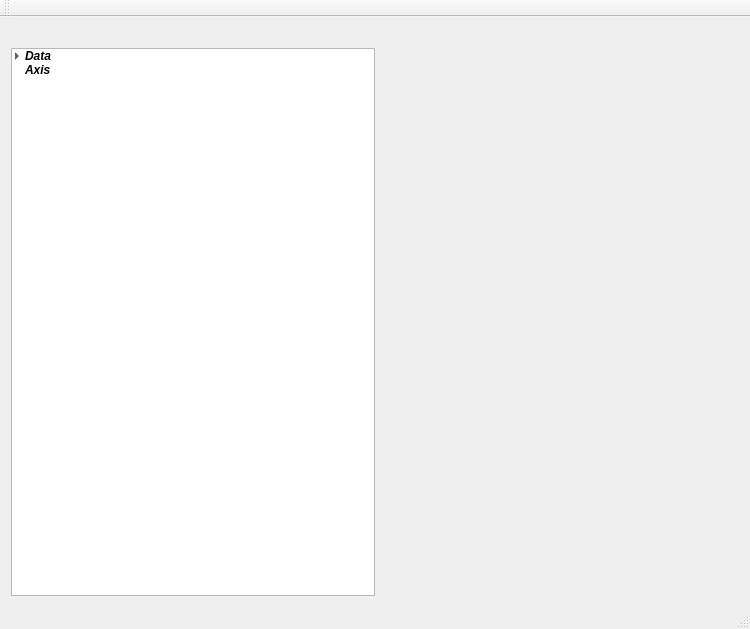
Qt form src/UIs/plot1d.ui (editeodoro/QPyloT) before a commit.
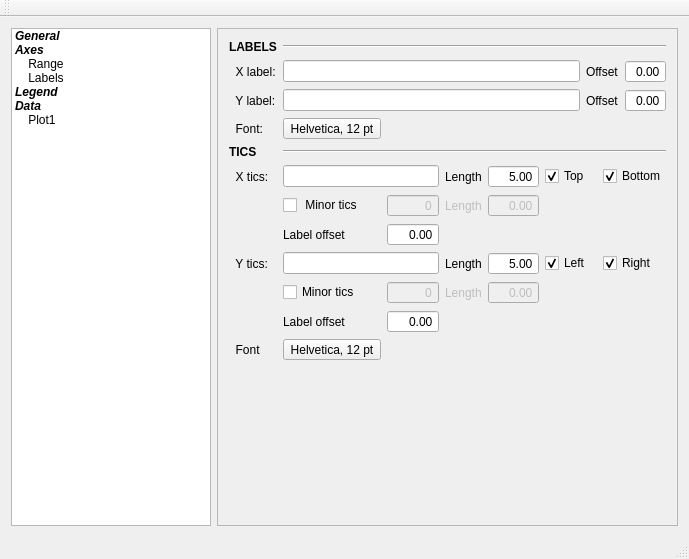
The same form after that commit. The open tabs and pages were chosen to show the change.

```diff
--- a/src/UIs/plot1d.ui
+++ b/src/UIs/plot1d.ui
@@ -6,62 +6,83 @@
    <rect>
     <x>0</x>
     <y>0</y>
-    <width>750</width>
-    <height>629</height>
+    <width>689</width>
+    <height>559</height>
    </rect>
   </property>
   <property name="windowTitle">
    <string>QPyLOT - Plot 1D</string>
   </property>
   <widget class="QWidget" name="centralWidget">
-   <layout class="QHBoxLayout" name="horizontalLayout">
-    <item>
+   <layout class="QGridLayout" name="gridLayout">
+    <item row="0" column="0">
      <layout class="QGridLayout" name="Main_gridLayout">
-      <item row="0" column="2">
-       <spacer name="horizontalSpacer">
-        <property name="orientation">
-         <enum>Qt::Horizontal</enum>
-        </property>
-        <property name="sizeHint" stdset="0">
-         <size>
-          <width>40</width>
-          <height>20</height>
-         </size>
-        </property>
-       </spacer>
-      </item>
-      <item row="0" column="1">
-       <spacer name="horizontalSpacer_2">
-        <property name="orientation">
-         <enum>Qt::Horizontal</enum>
-        </property>
-        <property name="sizeHint" stdset="0">
-         <size>
-          <width>40</width>
-          <height>20</height>
-         </size>
-        </property>
-       </spacer>
-      </item>
       <item row="1" column="1">
-       <widget class="QTreeWidget" name="treeWidget">
-        <property name="horizontalScrollBarPolicy">
-         <enum>Qt::ScrollBarAlwaysOff</enum>
+       <widget class="QListWidget" name="listWidget">
+        <property name="sizePolicy">
+         <sizepolicy hsizetype="Maximum" vsizetype="Expanding">
+          <horstretch>0</horstretch>
+          <verstretch>0</verstretch>
+         </sizepolicy>
         </property>
-        <property name="editTriggers">
-         <set>QAbstractItemView::CurrentChanged|QAbstractItemView::DoubleClicked|QAbstractItemView::EditKeyPressed|QAbstractItemView::SelectedClicked</set>
-        </property>
-        <property name="indentation">
-         <number>10</number>
-        </property>
-        <attribute name="headerVisible">
-         <bool>false</bool>
-        </attribute>
-        <column>
+        <item>
          <property name="text">
-          <string>1</string>
+          <string>General</string>
          </property>
-        </column>
+         <property name="font">
+          <font>
+           <weight>75</weight>
+           <italic>true</italic>
+           <bold>true</bold>
+          </font>
+         </property>
+        </item>
+        <item>
+         <property name="text">
+          <string>Axes</string>
+         </property>
+         <property name="font">
+          <font>
+           <weight>75</weight>
+           <italic>true</italic>
+           <bold>true</bold>
+          </font>
+         </property>
+         <property name="flags">
+          <set>ItemIsEnabled</set>
+         </property>
+        </item>
+        <item>
+         <property name="text">
+          <string>    Range</string>
+         </property>
+         <property name="flags">
+          <set>ItemIsSelectable|ItemIsUserCheckable|ItemIsEnabled</set>
+         </property>
+        </item>
+        <item>
+         <property name="text">
+          <string>    Labels</string>
+         </property>
+         <property name="flags">
+          <set>ItemIsSelectable|ItemIsUserCheckable|ItemIsEnabled</set>
+         </property>
+        </item>
+        <item>
+         <property name="text">
+          <string>Legend</string>
+         </property>
+         <property name="font">
+          <font>
+           <weight>75</weight>
+           <italic>true</italic>
+           <bold>true</bold>
+          </font>
+         </property>
+         <property name="flags">
+          <set>ItemIsSelectable|ItemIsUserCheckable|ItemIsEnabled</set>
+         </property>
+        </item>
         <item>
          <property name="text">
           <string>Data</string>
@@ -73,26 +94,739 @@
            <bold>true</bold>
           </font>
          </property>
-         <item>
-          <property name="text">
-           <string>Plot1</string>
-          </property>
-         </item>
+         <property name="flags">
+          <set>ItemIsEnabled</set>
+         </property>
         </item>
         <item>
          <property name="text">
-          <string>Axis</string>
-         </property>
-         <property name="font">
-          <font>
-           <weight>75</weight>
-           <italic>true</italic>
-           <bold>true</bold>
-          </font>
+          <string>    Plot1</string>
          </property>
         </item>
        </widget>
       </item>
+      <item row="1" column="2">
+       <widget class="QStackedWidget" name="stackedWidget">
+        <property name="sizePolicy">
+         <sizepolicy hsizetype="Preferred" vsizetype="Preferred">
+          <horstretch>0</horstretch>
+          <verstretch>0</verstretch>
+         </sizepolicy>
+        </property>
+        <property name="frameShape">
+         <enum>QFrame::StyledPanel</enum>
+        </property>
+        <property name="frameShadow">
+         <enum>QFrame::Sunken</enum>
+        </property>
+        <property name="currentIndex">
+         <number>0</number>
+        </property>
+        <widget class="QWidget" name="pageGeneral">
+         <layout class="QGridLayout" name="gridLayout_11">
+          <item row="0" column="0">
+           <layout class="QGridLayout" name="gridLayout_10">
+            <item row="0" column="1" colspan="2">
+             <widget class="Line" name="line_4">
+              <property name="orientation">
+               <enum>Qt::Horizontal</enum>
+              </property>
+             </widget>
+            </item>
+            <item row="0" column="0">
+             <widget class="QLabel" name="Generallabel">
+              <property name="font">
+               <font>
+                <weight>75</weight>
+                <bold>true</bold>
+               </font>
+              </property>
+              <property name="text">
+               <string>GENERAL SETTINGS</string>
+              </property>
+              <property name="margin">
+               <number>2</number>
+              </property>
+             </widget>
+            </item>
+            <item row="1" column="1">
+             <widget class="QToolButton" name="GeneralFonttoolButton">
+              <property name="text">
+               <string>Helvetica, 12 pt</string>
+              </property>
+             </widget>
+            </item>
+            <item row="1" column="0">
+             <widget class="QLabel" name="GeneralFontlabel">
+              <property name="sizePolicy">
+               <sizepolicy hsizetype="Maximum" vsizetype="Preferred">
+                <horstretch>0</horstretch>
+                <verstretch>0</verstretch>
+               </sizepolicy>
+              </property>
+              <property name="text">
+               <string>  Font:</string>
+              </property>
+             </widget>
+            </item>
+           </layout>
+          </item>
+          <item row="1" column="0">
+           <spacer name="verticalSpacer_4">
+            <property name="orientation">
+             <enum>Qt::Vertical</enum>
+            </property>
+            <property name="sizeHint" stdset="0">
+             <size>
+              <width>20</width>
+              <height>40</height>
+             </size>
+            </property>
+           </spacer>
+          </item>
+         </layout>
+        </widget>
+        <widget class="QWidget" name="pageAxesEMPTY">
+         <layout class="QGridLayout" name="gridLayout_6">
+          <item row="0" column="0" alignment="Qt::AlignHCenter">
+           <widget class="QLabel" name="label_15">
+            <property name="text">
+             <string>EMPTY AXES PAGE</string>
+            </property>
+           </widget>
+          </item>
+         </layout>
+        </widget>
+        <widget class="QWidget" name="pageLabels">
+         <layout class="QVBoxLayout" name="verticalLayout_2">
+          <item>
+           <layout class="QGridLayout" name="gridLayout_7">
+            <item row="1" column="2">
+             <widget class="QLabel" name="label">
+              <property name="sizePolicy">
+               <sizepolicy hsizetype="Maximum" vsizetype="Preferred">
+                <horstretch>0</horstretch>
+                <verstretch>0</verstretch>
+               </sizepolicy>
+              </property>
+              <property name="text">
+               <string>Offset</string>
+              </property>
+             </widget>
+            </item>
+            <item row="1" column="3">
+             <widget class="QDoubleSpinBox" name="XLabeloffsetdoubleSpinBox">
+              <property name="sizePolicy">
+               <sizepolicy hsizetype="Maximum" vsizetype="Fixed">
+                <horstretch>0</horstretch>
+                <verstretch>0</verstretch>
+               </sizepolicy>
+              </property>
+              <property name="alignment">
+               <set>Qt::AlignRight|Qt::AlignTrailing|Qt::AlignVCenter</set>
+              </property>
+              <property name="buttonSymbols">
+               <enum>QAbstractSpinBox::NoButtons</enum>
+              </property>
+             </widget>
+            </item>
+            <item row="2" column="0">
+             <widget class="QLabel" name="YLabellabel">
+              <property name="text">
+               <string>  Y label:</string>
+              </property>
+             </widget>
+            </item>
+            <item row="1" column="0">
+             <widget class="QLabel" name="XLabellabel">
+              <property name="text">
+               <string>  X label:</string>
+              </property>
+             </widget>
+            </item>
+            <item row="2" column="1">
+             <widget class="QLineEdit" name="YLabellineEdit"/>
+            </item>
+            <item row="1" column="1">
+             <widget class="QLineEdit" name="XLabellineEdit"/>
+            </item>
+            <item row="3" column="0">
+             <widget class="QLabel" name="Fontlabel">
+              <property name="sizePolicy">
+               <sizepolicy hsizetype="Maximum" vsizetype="Preferred">
+                <horstretch>0</horstretch>
+                <verstretch>0</verstretch>
+               </sizepolicy>
+              </property>
+              <property name="text">
+               <string>  Font:</string>
+              </property>
+             </widget>
+            </item>
+            <item row="0" column="1" colspan="3">
+             <widget class="Line" name="line_2">
+              <property name="orientation">
+               <enum>Qt::Horizontal</enum>
+              </property>
+             </widget>
+            </item>
+            <item row="2" column="3">
+             <widget class="QDoubleSpinBox" name="YLabeloffsetdoubleSpinBox">
+              <property name="alignment">
+               <set>Qt::AlignRight|Qt::AlignTrailing|Qt::AlignVCenter</set>
+              </property>
+              <property name="buttonSymbols">
+               <enum>QAbstractSpinBox::NoButtons</enum>
+              </property>
+             </widget>
+            </item>
+            <item row="2" column="2">
+             <widget class="QLabel" name="label_2">
+              <property name="text">
+               <string>Offset</string>
+              </property>
+             </widget>
+            </item>
+            <item row="0" column="0">
+             <widget class="QLabel" name="Labelslabel">
+              <property name="font">
+               <font>
+                <weight>75</weight>
+                <bold>true</bold>
+               </font>
+              </property>
+              <property name="text">
+               <string>LABELS</string>
+              </property>
+              <property name="margin">
+               <number>2</number>
+              </property>
+             </widget>
+            </item>
+            <item row="3" column="1">
+             <widget class="QToolButton" name="LabelFonttoolButton">
+              <property name="text">
+               <string>Helvetica, 12 pt</string>
+              </property>
+             </widget>
+            </item>
+           </layout>
+          </item>
+          <item>
+           <layout class="QGridLayout" name="gridLayout_8">
+            <item row="3" column="2">
+             <widget class="QDoubleSpinBox" name="XticsOffsetdoubleSpinBox">
+              <property name="alignment">
+               <set>Qt::AlignRight|Qt::AlignTrailing|Qt::AlignVCenter</set>
+              </property>
+              <property name="buttonSymbols">
+               <enum>QAbstractSpinBox::NoButtons</enum>
+              </property>
+             </widget>
+            </item>
+            <item row="1" column="5">
+             <widget class="QCheckBox" name="XticsTopcheckBox">
+              <property name="text">
+               <string>Top</string>
+              </property>
+              <property name="checked">
+               <bool>true</bool>
+              </property>
+             </widget>
+            </item>
+            <item row="5" column="4">
+             <widget class="QDoubleSpinBox" name="YticsMinorLengthdoubleSpinBox">
+              <property name="enabled">
+               <bool>false</bool>
+              </property>
+              <property name="alignment">
+               <set>Qt::AlignRight|Qt::AlignTrailing|Qt::AlignVCenter</set>
+              </property>
+              <property name="buttonSymbols">
+               <enum>QAbstractSpinBox::NoButtons</enum>
+              </property>
+             </widget>
+            </item>
+            <item row="7" column="1">
+             <widget class="QToolButton" name="YticsFonttoolButton">
+              <property name="text">
+               <string>Helvetica, 12 pt</string>
+              </property>
+             </widget>
+            </item>
+            <item row="4" column="6">
+             <widget class="QCheckBox" name="checkBox_4">
+              <property name="text">
+               <string>Right</string>
+              </property>
+              <property name="checked">
+               <bool>true</bool>
+              </property>
+             </widget>
+            </item>
+            <item row="4" column="3">
+             <widget class="QLabel" name="label_9">
+              <property name="text">
+               <string>Length</string>
+              </property>
+             </widget>
+            </item>
+            <item row="4" column="0">
+             <widget class="QLabel" name="label_8">
+              <property name="text">
+               <string>  Y tics:</string>
+              </property>
+             </widget>
+            </item>
+            <item row="0" column="1" colspan="6">
+             <widget class="Line" name="line_3">
+              <property name="orientation">
+               <enum>Qt::Horizontal</enum>
+              </property>
+             </widget>
+            </item>
+            <item row="4" column="1" colspan="2">
+             <widget class="QLineEdit" name="YticslineEdit"/>
+            </item>
+            <item row="2" column="4">
+             <widget class="QDoubleSpinBox" name="XticsMinorLengthdoubleSpinBox">
+              <property name="enabled">
+               <bool>false</bool>
+              </property>
+              <property name="alignment">
+               <set>Qt::AlignRight|Qt::AlignTrailing|Qt::AlignVCenter</set>
+              </property>
+              <property name="buttonSymbols">
+               <enum>QAbstractSpinBox::NoButtons</enum>
+              </property>
+             </widget>
+            </item>
+            <item row="6" column="1">
+             <widget class="QLabel" name="label_10">
+              <property name="text">
+               <string>Label offset</string>
+              </property>
+             </widget>
+            </item>
+            <item row="3" column="1">
+             <widget class="QLabel" name="label_5">
+              <property name="sizePolicy">
+               <sizepolicy hsizetype="Maximum" vsizetype="Preferred">
+                <horstretch>0</horstretch>
+                <verstretch>0</verstretch>
+               </sizepolicy>
+              </property>
+              <property name="text">
+               <string>Label offset</string>
+              </property>
+             </widget>
+            </item>
+            <item row="5" column="1">
+             <widget class="QCheckBox" name="YticsMinorcheckBox">
+              <property name="text">
+               <string>Minor tics</string>
+              </property>
+             </widget>
+            </item>
+            <item row="1" column="6">
+             <widget class="QCheckBox" name="XticsBottomcheckBox">
+              <property name="text">
+               <string>Bottom</string>
+              </property>
+              <property name="checked">
+               <bool>true</bool>
+              </property>
+             </widget>
+            </item>
+            <item row="1" column="0">
+             <widget class="QLabel" name="label_4">
+              <property name="sizePolicy">
+               <sizepolicy hsizetype="Maximum" vsizetype="Preferred">
+                <horstretch>0</horstretch>
+                <verstretch>0</verstretch>
+               </sizepolicy>
+              </property>
+              <property name="text">
+               <string>  X tics:</string>
+              </property>
+             </widget>
+            </item>
+            <item row="2" column="1">
+             <widget class="QCheckBox" name="XticsMinorcheckBox">
+              <property name="text">
+               <string> Minor tics</string>
+              </property>
+             </widget>
+            </item>
+            <item row="0" column="0">
+             <widget class="QLabel" name="label_3">
+              <property name="font">
+               <font>
+                <weight>75</weight>
+                <bold>true</bold>
+               </font>
+              </property>
+              <property name="text">
+               <string>TICS      </string>
+              </property>
+              <property name="margin">
+               <number>2</number>
+              </property>
+             </widget>
+            </item>
+            <item row="2" column="3">
+             <widget class="QLabel" name="label_7">
+              <property name="enabled">
+               <bool>false</bool>
+              </property>
+              <property name="text">
+               <string>Length</string>
+              </property>
+             </widget>
+            </item>
+            <item row="1" column="1" colspan="2">
+             <widget class="QLineEdit" name="XticslineEdit"/>
+            </item>
+            <item row="2" column="2">
+             <widget class="QSpinBox" name="XticsMinorspinBox">
+              <property name="enabled">
+               <bool>false</bool>
+              </property>
+              <property name="alignment">
+               <set>Qt::AlignRight|Qt::AlignTrailing|Qt::AlignVCenter</set>
+              </property>
+              <property name="buttonSymbols">
+               <enum>QAbstractSpinBox::NoButtons</enum>
+              </property>
+             </widget>
+            </item>
+            <item row="1" column="3">
+             <widget class="QLabel" name="label_6">
+              <property name="sizePolicy">
+               <sizepolicy hsizetype="Maximum" vsizetype="Preferred">
+                <horstretch>0</horstretch>
+                <verstretch>0</verstretch>
+               </sizepolicy>
+              </property>
+              <property name="text">
+               <string>Length</string>
+              </property>
+             </widget>
+            </item>
+            <item row="1" column="4">
+             <widget class="QDoubleSpinBox" name="XticsLengthdoubleSpinBox">
+              <property name="alignment">
+               <set>Qt::AlignRight|Qt::AlignTrailing|Qt::AlignVCenter</set>
+              </property>
+              <property name="buttonSymbols">
+               <enum>QAbstractSpinBox::NoButtons</enum>
+              </property>
+              <property name="value">
+               <double>5.000000000000000</double>
+              </property>
+             </widget>
+            </item>
+            <item row="4" column="5">
+             <widget class="QCheckBox" name="YticsRightcheckBox">
+              <property name="text">
+               <string>Left</string>
+              </property>
+              <property name="checked">
+               <bool>true</bool>
+              </property>
+             </widget>
+            </item>
+            <item row="7" column="0">
+             <widget class="QLabel" name="label_12">
+              <property name="text">
+               <string>  Font</string>
+              </property>
+             </widget>
+            </item>
+            <item row="4" column="4">
+             <widget class="QDoubleSpinBox" name="YticsLengthdoubleSpinBox">
+              <property name="alignment">
+               <set>Qt::AlignRight|Qt::AlignTrailing|Qt::AlignVCenter</set>
+              </property>
+              <property name="buttonSymbols">
+               <enum>QAbstractSpinBox::NoButtons</enum>
+              </property>
+              <property name="value">
+               <double>5.000000000000000</double>
+              </property>
+             </widget>
+            </item>
+            <item row="6" column="2">
+             <widget class="QDoubleSpinBox" name="YticsOffsetdoubleSpinBox">
+              <property name="alignment">
+               <set>Qt::AlignRight|Qt::AlignTrailing|Qt::AlignVCenter</set>
+              </property>
+              <property name="buttonSymbols">
+               <enum>QAbstractSpinBox::NoButtons</enum>
+              </property>
+             </widget>
+            </item>
+            <item row="5" column="2">
+             <widget class="QSpinBox" name="YticsMinorspinBox">
+              <property name="enabled">
+               <bool>false</bool>
+              </property>
+              <property name="alignment">
+               <set>Qt::AlignRight|Qt::AlignTrailing|Qt::AlignVCenter</set>
+              </property>
+              <property name="buttonSymbols">
+               <enum>QAbstractSpinBox::NoButtons</enum>
+              </property>
+             </widget>
+            </item>
+            <item row="5" column="3">
+             <widget class="QLabel" name="label_11">
+              <property name="enabled">
+               <bool>false</bool>
+              </property>
+              <property name="text">
+               <string>Length</string>
+              </property>
+             </widget>
+            </item>
+           </layout>
+          </item>
+          <item>
+           <spacer name="verticalSpacer_2">
+            <property name="orientation">
+             <enum>Qt::Vertical</enum>
+            </property>
+            <property name="sizeHint" stdset="0">
+             <size>
+              <width>20</width>
+              <height>40</height>
+             </size>
+            </property>
+           </spacer>
+          </item>
+         </layout>
+        </widget>
+        <widget class="QWidget" name="pageRange">
+         <layout class="QVBoxLayout" name="verticalLayout">
+          <item>
+           <layout class="QGridLayout" name="gridLayout_2">
+            <item row="3" column="0" alignment="Qt::AlignHCenter">
+             <widget class="QCheckBox" name="Yrange_checkBox">
+              <property name="text">
+               <string>Y Range:</string>
+              </property>
+             </widget>
+            </item>
+            <item row="2" column="3">
+             <widget class="QLineEdit" name="Xrange_to_lineEdit">
+              <property name="enabled">
+               <bool>false</bool>
+              </property>
+             </widget>
+            </item>
+            <item row="2" column="4">
+             <spacer name="horizontalSpacer_3">
+              <property name="orientation">
+               <enum>Qt::Horizontal</enum>
+              </property>
+              <property name="sizeHint" stdset="0">
+               <size>
+                <width>40</width>
+                <height>20</height>
+               </size>
+              </property>
+             </spacer>
+            </item>
+            <item row="1" column="1" colspan="4">
+             <widget class="Line" name="line_5">
+              <property name="orientation">
+               <enum>Qt::Horizontal</enum>
+              </property>
+             </widget>
+            </item>
+            <item row="3" column="2">
+             <widget class="QLabel" name="label_23">
+              <property name="text">
+               <string>  :  </string>
+              </property>
+             </widget>
+            </item>
+            <item row="3" column="3">
+             <widget class="QLineEdit" name="Yrange_to_lineEdit">
+              <property name="enabled">
+               <bool>false</bool>
+              </property>
+             </widget>
+            </item>
+            <item row="2" column="2">
+             <widget class="QLabel" name="label_22">
+              <property name="text">
+               <string>  :  </string>
+              </property>
+             </widget>
+            </item>
+            <item row="3" column="1">
+             <widget class="QLineEdit" name="Yrange_from_lineEdit">
+              <property name="enabled">
+               <bool>false</bool>
+              </property>
+             </widget>
+            </item>
+            <item row="2" column="1">
+             <widget class="QLineEdit" name="Xrange_from_lineEdit">
+              <property name="enabled">
+               <bool>false</bool>
+              </property>
+             </widget>
+            </item>
+            <item row="1" column="0">
+             <widget class="QLabel" name="label_21">
+              <property name="font">
+               <font>
+                <weight>75</weight>
+                <bold>true</bold>
+               </font>
+              </property>
+              <property name="text">
+               <string>AXIS RANGE</string>
+              </property>
+              <property name="margin">
+               <number>2</number>
+              </property>
+             </widget>
+            </item>
+            <item row="2" column="0" alignment="Qt::AlignHCenter">
+             <widget class="QCheckBox" name="Xrange_checkBox">
+              <property name="text">
+               <string>X Range:</string>
+              </property>
+             </widget>
+            </item>
+           </layout>
+          </item>
+          <item>
+           <widget class="QCheckBox" name="LogX_checkBox">
+            <property name="text">
+             <string>Logaritmic X axis</string>
+            </property>
+           </widget>
+          </item>
+          <item>
+           <widget class="QCheckBox" name="LogY_checkBox">
+            <property name="text">
+             <string>Logaritmic Y axis</string>
+            </property>
+           </widget>
+          </item>
+          <item>
+           <spacer name="verticalSpacer">
+            <property name="orientation">
+             <enum>Qt::Vertical</enum>
+            </property>
+            <property name="sizeHint" stdset="0">
+             <size>
+              <width>20</width>
+              <height>40</height>
+             </size>
+            </property>
+           </spacer>
+          </item>
+         </layout>
+        </widget>
+        <widget class="QWidget" name="pageLegend">
+         <layout class="QGridLayout" name="gridLayout_3">
+          <item row="0" column="0">
+           <layout class="QGridLayout" name="gridLayout_9">
+            <item row="1" column="0">
+             <widget class="QLabel" name="label_26">
+              <property name="font">
+               <font>
+                <weight>75</weight>
+                <bold>true</bold>
+               </font>
+              </property>
+              <property name="text">
+               <string>LEGEND</string>
+              </property>
+              <property name="margin">
+               <number>2</number>
+              </property>
+             </widget>
+            </item>
+            <item row="1" column="1" colspan="2">
+             <widget class="Line" name="line_6">
+              <property name="orientation">
+               <enum>Qt::Horizontal</enum>
+              </property>
+             </widget>
+            </item>
+            <item row="2" column="2">
+             <spacer name="horizontalSpacer_4">
+              <property name="orientation">
+               <enum>Qt::Horizontal</enum>
+              </property>
+              <property name="sizeHint" stdset="0">
+               <size>
+                <width>40</width>
+                <height>20</height>
+               </size>
+              </property>
+             </spacer>
+            </item>
+           </layout>
+          </item>
+          <item row="1" column="0">
+           <spacer name="verticalSpacer_3">
+            <property name="orientation">
+             <enum>Qt::Vertical</enum>
+            </property>
+            <property name="sizeHint" stdset="0">
+             <size>
+              <width>20</width>
+              <height>40</height>
+             </size>
+            </property>
+           </spacer>
+          </item>
+         </layout>
+        </widget>
+        <widget class="QWidget" name="pageDataEMPTY">
+         <layout class="QGridLayout" name="gridLayout_4">
+          <item row="0" column="0" alignment="Qt::AlignHCenter">
+           <widget class="QLabel" name="label_13">
+            <property name="text">
+             <string>EMPTY DATA PAGE</string>
+            </property>
+           </widget>
+          </item>
+         </layout>
+        </widget>
+        <widget class="QWidget" name="pageData1">
+         <layout class="QGridLayout" name="gridLayout_5">
+          <item row="1" column="0">
+           <spacer name="horizontalSpacer_6">
+            <property name="orientation">
+             <enum>Qt::Horizontal</enum>
+            </property>
+            <property name="sizeHint" stdset="0">
+             <size>
+              <width>492</width>
+              <height>20</height>
+             </size>
+            </property>
+           </spacer>
+          </item>
+          <item row="0" column="0">
+           <widget class="QLabel" name="label_14">
+            <property name="text">
+             <string>Plot #1</string>
+            </property>
+           </widget>
+          </item>
+         </layout>
+        </widget>
+       </widget>
+      </item>
      </layout>
     </item>
    </layout>
```
Left out of the diff: 4 changed lines with no effect on the pictures.
